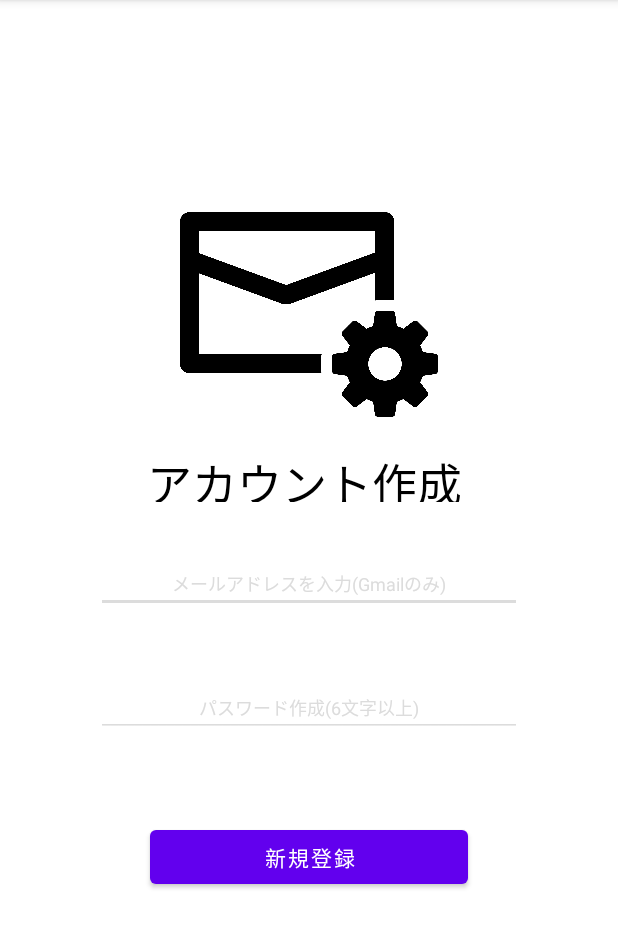
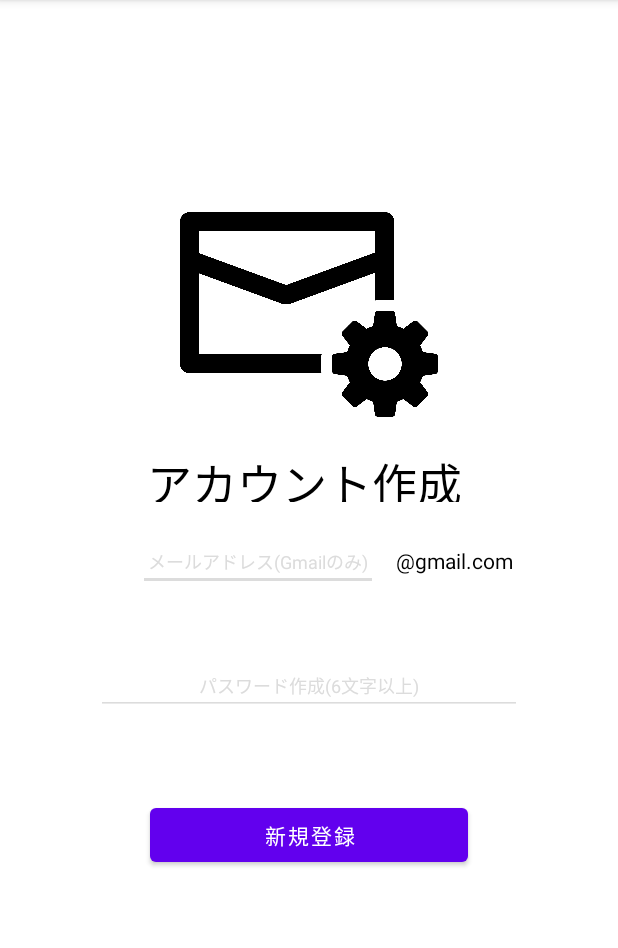
Before and after one commit to S-R-Programming/SavingAppKotolin, an Android app: the CreateAccountActivity screen opened directly, with no data from a screen before it, on a phone screen of 412 x 824 dp, the part 84-1032 px from its top. Run offline under Robolectric (Android 15) with nearby library versions, the phone set to English and light mode, and no system bars; our stand-ins replace Firebase (no records; nobody signed in at launch, a user with empty details on screens opened directly).

Commit message:
2021/12/29

```diff
--- a/app/src/main/res/layout/activity_create_account.xml
+++ b/app/src/main/res/layout/activity_create_account.xml
@@ -27,26 +27,21 @@
 
     <EditText
         android:id="@+id/email"
-        android:layout_width="0dp"
-        android:layout_height="wrap_content"
-        android:layout_marginStart="64dp"
-        android:layout_marginLeft="64dp"
-        android:layout_marginTop="32dp"
-        android:layout_marginEnd="64dp"
-        android:layout_marginRight="64dp"
+        android:layout_width="160dp"
+        android:layout_height="38dp"
+        android:layout_marginStart="92dp"
+        android:layout_marginTop="356dp"
         android:backgroundTint="#dcdcdc"
         android:ems="10"
         android:gravity="center"
-        android:hint="メールアドレスを入力(Gmailのみ)"
+        android:hint="メールアドレス(Gmailのみ)"
         android:inputType="textEmailAddress"
         android:text=""
         android:textColor="@color/black"
         android:textColorHint="#dcdcdc"
         android:textSize="12dp"
-        app:layout_constraintEnd_toEndOf="parent"
-        app:layout_constraintHorizontal_bias="0.0"
         app:layout_constraintStart_toStartOf="parent"
-        app:layout_constraintTop_toBottomOf="@+id/textView" />
+        app:layout_constraintTop_toTopOf="parent" />
 
     <Button
         android:id="@+id/create_button"
@@ -74,6 +69,7 @@
         android:layout_marginTop="44dp"
         android:layout_marginEnd="64dp"
         android:layout_marginRight="64dp"
+        android:backgroundTint="#dcdcdc"
         android:ems="10"
         android:gravity="center"
         android:hint="パスワード作成(6文字以上)"
@@ -82,7 +78,6 @@
         android:textColor="@color/black"
         android:textColorHint="#dcdcdc"
         android:textSize="12dp"
-        android:backgroundTint="#dcdcdc"
         app:layout_constraintEnd_toEndOf="parent"
         app:layout_constraintHorizontal_bias="0.0"
         app:layout_constraintStart_toStartOf="parent"
@@ -102,4 +97,15 @@
         app:layout_constraintStart_toStartOf="parent"
         app:layout_constraintTop_toTopOf="parent" />
 
+    <TextView
+        android:id="@+id/textView4"
+        android:layout_width="wrap_content"
+        android:layout_height="wrap_content"
+        android:layout_marginStart="12dp"
+        android:layout_marginTop="364dp"
+        android:text="@gmail.com"
+        android:textColor="@color/black"
+        app:layout_constraintStart_toEndOf="@+id/email"
+        app:layout_constraintTop_toTopOf="parent" />
+
 </androidx.constraintlayout.widget.ConstraintLayout>
--- a/app/src/main/res/layout/activity_resume_main.xml
+++ b/app/src/main/res/layout/activity_resume_main.xml
@@ -69,7 +69,7 @@
         android:layout_height="wrap_content"
         android:layout_marginTop="256dp"
         android:layout_marginEnd="60dp"
-        android:backgroundTint="#ff69b4"
+        android:backgroundTint="#9E577A"
         android:onClick="search"
         android:text="検索"
         android:textColor="@color/white"
```
Also changed, not shown: app/src/main/java/com/websarva/wings/android/savingappkotolin/CreateAccountActivity.kt (+6 -1 lines), app/src/main/java/com/websarva/wings/android/savingappkotolin/ResumeActivity.kt (+8 -1 lines).
